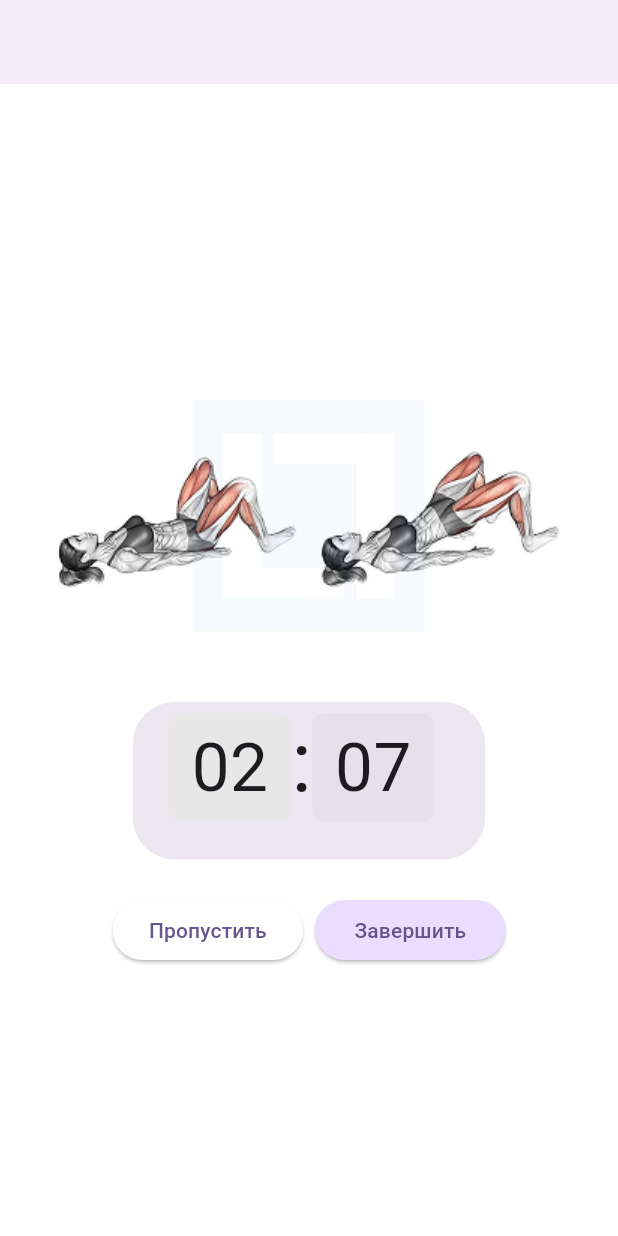
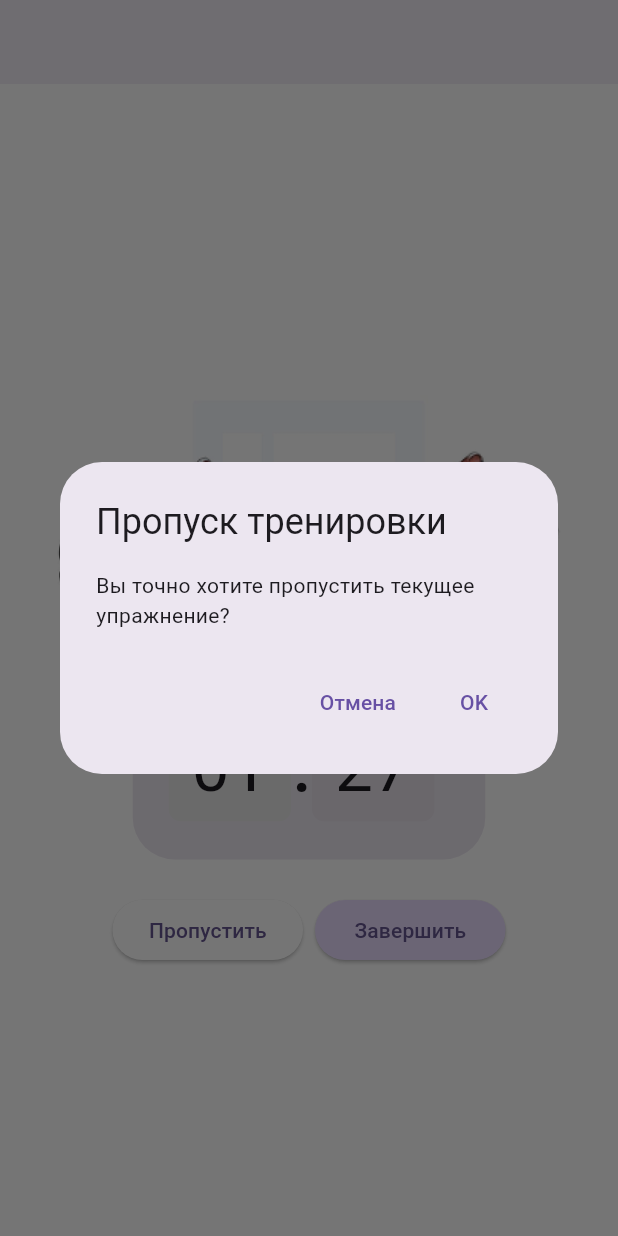
Before and after one commit to kosmanchik/HealthGo, a Flutter app: the ExerciseScreen screen opened directly, after a tap on "Пропустить", on a phone screen of 412 x 824 dp. Run offline on Flutter 3.47's test engine with Material 3 defaults, Android fonts, the phone set to English and light mode, and no system bars; our stand-ins replace shared_preferences; accounts and stored records are empty.

Commit message:
Implementation of training
Added train class, that contains lists of exercises.

```diff
--- a/lib/screens/Train/exercise_screen.dart
+++ b/lib/screens/Train/exercise_screen.dart
@@ -1,10 +1,9 @@
 import 'package:flutter/material.dart';
 import 'package:health_go/screens/train_choice.dart';
 import 'package:health_go/supportive_widgets/image_section.dart';
-import 'dart:async';
 import 'package:health_go/supportive_widgets/button.dart';
 import 'package:health_go/supportive_widgets/time_container.dart';
-
+import 'dart:async';
 
 class ExerciseScreen extends StatefulWidget{
 
@@ -28,10 +27,11 @@ class _ExerciseScreenState extends State<ExerciseScreen> {
     StartTimer();
   }
 
-  @override
-  void dispose() {
+  void Destroy() {
     _timer.cancel();
-    super.dispose();
+    if (Navigator.canPop(context)){
+      Navigator.pop(context);
+    }
   }
 
   void StartTimer() {
@@ -41,7 +41,7 @@ class _ExerciseScreenState extends State<ExerciseScreen> {
       (Timer timer) {
         if (_remainingSeconds == 0) { //добавить звук окончания таймера
           setState(() {
-            timer.cancel();
+            Destroy();
           });
         } else {
           setState(() {
@@ -102,14 +102,23 @@ class _ExerciseScreenState extends State<ExerciseScreen> {
             mainAxisAlignment: MainAxisAlignment.center,
             spacing: 8,
             children: [
-              Button(Size(127, 40), "Пропустить", () {}, Color(0xFFFFFFFF)),
+              Button(Size(127, 40), "Пропустить", () =>
+                  GetDialog(context, "Пропуск тренировки", "Вы точно хотите пропустить текущее упражнение?", () {
+                    Navigator.pop(context, 'OK'); //убираем диалоговое окно и потом уничтожаем экран
+                    Destroy();
+                  }),
+               Color(0xFFFFFFFF)),
 
-              //Перемещаем пользователя на экран выбора тренировок и очищаем стэк с экранами прошедших тренировок
-              Button(Size(127, 40), "Завершить", () => Navigator.pushAndRemoveUntil(
-                  context,
-                  MaterialPageRoute(builder: (context) => TrainChooseScreen()),
-                  (route) => false
-                ),
+              //Останавливаем таймер, перемещаем пользователя на экран выбора тренировок и очищаем стэк с экранами прошедших тренировок
+              Button(Size(127, 40), "Завершить", () =>
+                GetDialog(context, "Завершение тренировки", "Вы точно хотите завершить тренировку?", () {
+                  _timer.cancel();
+                  Navigator.pushAndRemoveUntil(
+                    context,
+                    MaterialPageRoute(builder: (context) => TrainChooseScreen()),
+                    (route) => false
+                  );
+                }),
               Color(0xFFEADDFF)),
             ],
           ),
@@ -117,4 +126,24 @@ class _ExerciseScreenState extends State<ExerciseScreen> {
       ))
     );
   }
+
+  void GetDialog(BuildContext context, String title, String message, VoidCallback onPressedOK) {
+    showDialog(
+      context: context,
+      builder: (context) => AlertDialog(
+        title: Text(title),
+        content: Text(message),
+        actions: <Widget>[
+          TextButton(
+            onPressed: () => Navigator.pop(context, "Отмена"),
+            child: const Text("Отмена")
+          ),
+          TextButton(
+            onPressed: onPressedOK,
+            child: const Text('OK'),
+          ),
+        ],
+      )
+    );
+  }
 }
```
Also changed, not shown: lib/screens/Train/start_train_screen.dart (+18 -6 lines), lib/screens/Train/train.dart (added, +15 -0 lines), lib/screens/train_choice.dart (+4 -13 lines), assets/images/back_exercise.png (added), assets/images/dumbell_squats_exercise.png (added), assets/images/lunges_exercise.png (added), assets/images/squats_exercise.png (added).
